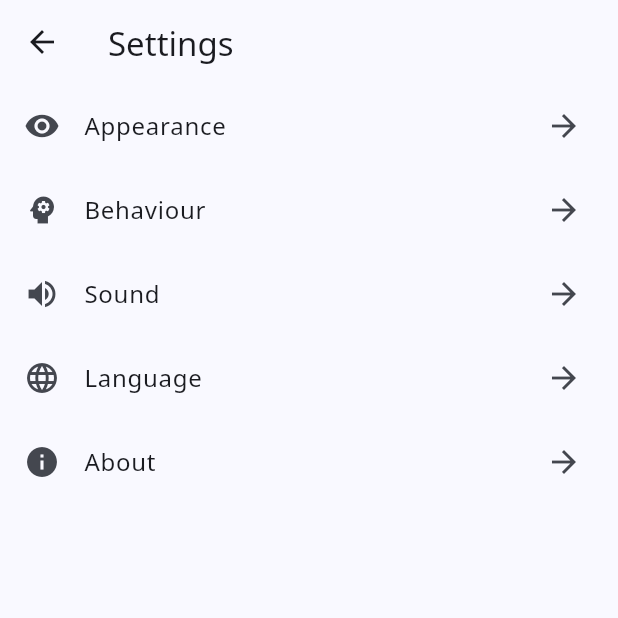
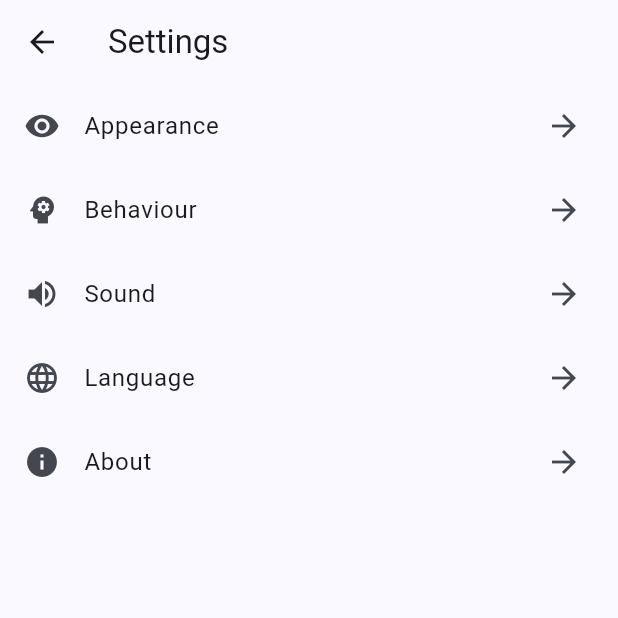
Before and after one commit to ale64bit/WeiqiHub, a Flutter app: the screen it shows after launch, after a tap on the "settings" icon, on a phone screen of 412 x 824 dp, the top half of it. Run offline on Flutter 3.47's test engine with Material 3 defaults, Android fonts, the phone set to English and light mode, and no system bars; our stand-ins replace device_info_plus, fast_immutable_collections, flutter_slidable, package_info_plus, petitparser, share_plus and 2 more; missing offline and left inert: animated_tree_view, extension_type_unions, file_selector, flutter_soloud, sqlite3; statements that could not run were skipped.

Commit message:
Revert "Use consistent font accross platforms"
This reverts commit ca5dd5ad78f2c759b688fe395d0903ce60a35340.

```diff
--- a/lib/weiqi_hub_app.dart
+++ b/lib/weiqi_hub_app.dart
@@ -1,5 +1,4 @@
 import 'package:flutter/material.dart';
-import 'package:google_fonts/google_fonts.dart';
 import 'package:wqhub/l10n/app_localizations.dart';
 import 'package:wqhub/main_page.dart';
 import 'package:wqhub/routes.dart';
@@ -15,13 +14,21 @@ class WeiqiHubApp extends StatefulWidget {
 class _WeiqiHubAppState extends State<WeiqiHubApp> {
   @override
   Widget build(BuildContext context) {
+    final lightTheme = ThemeData(
+      colorSchemeSeed: Colors.blueAccent,
+      brightness: Brightness.light,
+    );
+    final darkTheme = ThemeData(
+      colorSchemeSeed: Colors.blueAccent,
+      brightness: Brightness.dark,
+    );
     return MaterialApp(
       title: 'WeiqiHub',
       localizationsDelegates: AppLocalizations.localizationsDelegates,
       supportedLocales: AppLocalizations.supportedLocales,
       locale: context.settings.locale,
-      theme: _buildTheme(Brightness.light),
-      darkTheme: _buildTheme(Brightness.dark),
+      theme: lightTheme,
+      darkTheme: darkTheme,
       themeMode: context.settings.themeMode,
       home: MainPage(
         destination: MainPageDestination.home,
@@ -35,14 +42,4 @@ class _WeiqiHubAppState extends State<WeiqiHubApp> {
       debugShowCheckedModeBanner: false,
     );
   }
-
-  ThemeData _buildTheme(Brightness brightness) {
-    final theme = ThemeData(
-      colorSchemeSeed: Colors.blueAccent,
-      brightness: brightness,
-    );
-    return theme.copyWith(
-      textTheme: GoogleFonts.notoSansTextTheme(theme.textTheme),
-    );
-  }
 }
```
Also changed, not shown: pubspec.yaml (+20 -1 lines).
